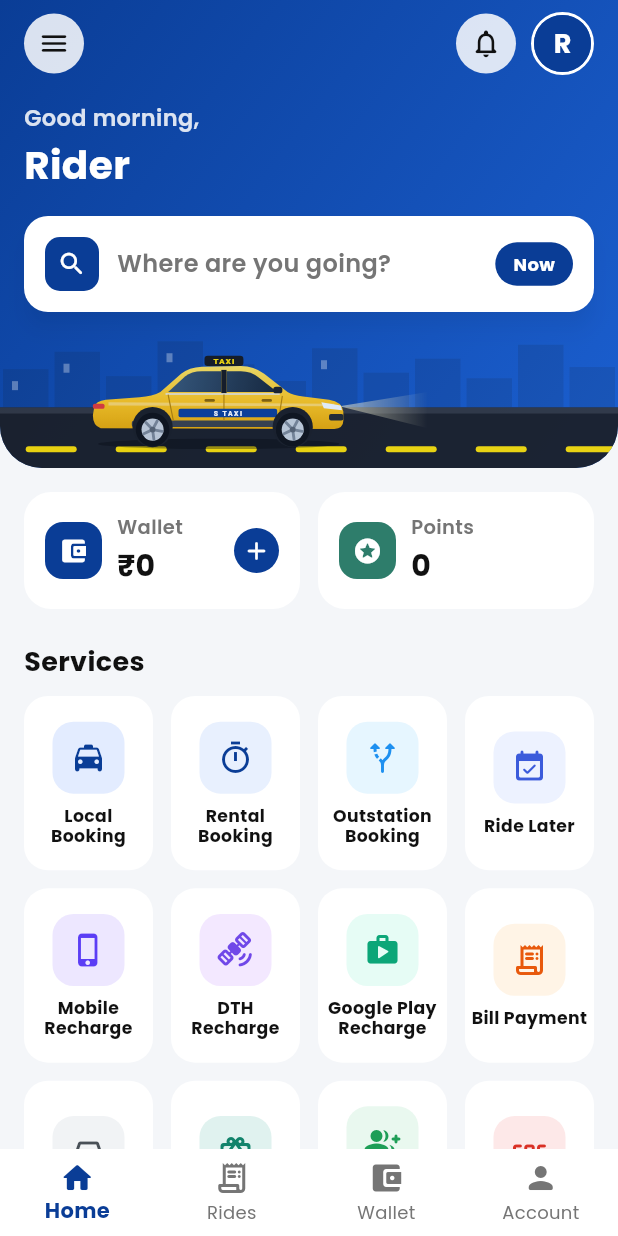
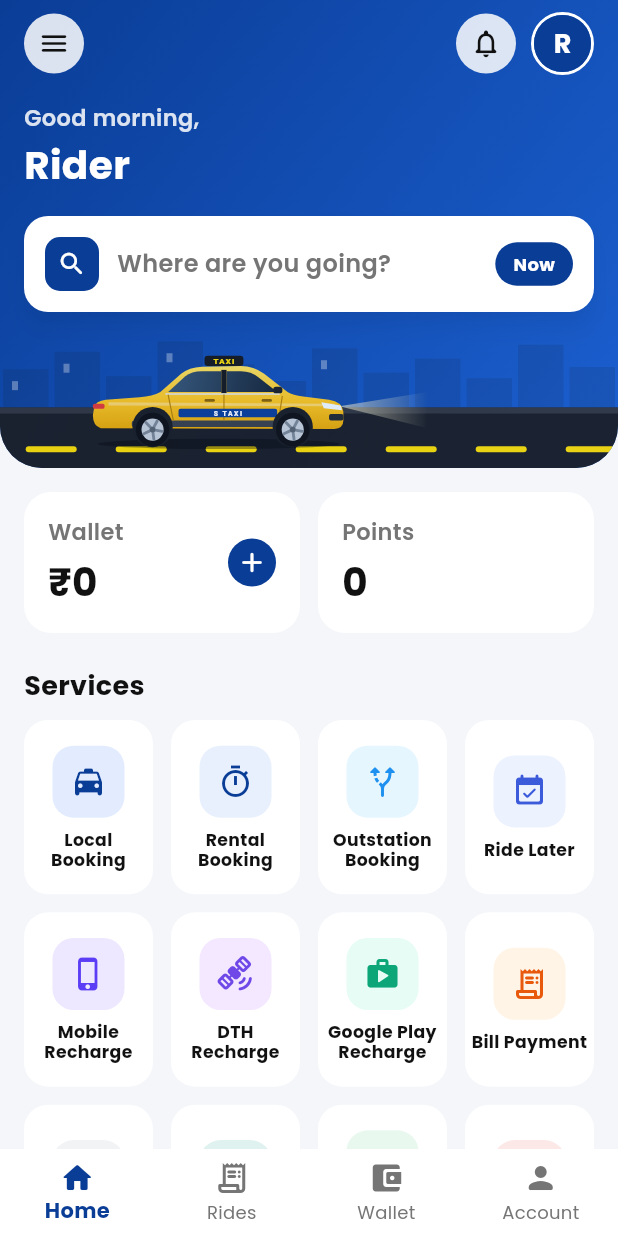
Before and after one commit to arjunpatel1/taxy-rental-rider, a Flutter app: the HomeScreen screen opened directly, on a phone screen of 412 x 824 dp. Run offline on Flutter 3.47's test engine with Material 3 defaults, Android fonts, the phone set to English and light mode, and no system bars; our stand-ins replace audioplayers, cached_network_image, cloud_firestore, connectivity_plus, country_code_picker, dotted_border and 29 more; missing offline and left inert: flutter_inappwebview, flutter_paystack, flutter_paytabs_bridge, flutter_stripe, flutterwave_standard_smart and 7 more; accounts and stored records are empty; generated files the repository leaves out were written again; network calls fail; statements that could not run were skipped.

Commit message:
Show the balance after each wallet entry; simpler home cards
The wallet list showed only the amount moved, so the running balance
could not be followed. The API already returns it per entry.

The home wallet and points cards lose the coloured icon block and give
the amount the full width at a larger size.

Co-Authored-By: Claude Opus 5 <noreply@anthropic.com>

```diff
--- a/lib/screens/HomeScreen.dart
+++ b/lib/screens/HomeScreen.dart
@@ -323,8 +323,8 @@ class HomeScreenState extends State<HomeScreen> {
               iconBg: brandBlue,
               label: 'Wallet',
               value: isLoading
-                  ? Text('...', style: TextStyle(color: brandBlack, fontSize: 20, fontWeight: FontWeight.w800))
-                  : Text('$currencySymbol${walletBalance.toStringAsFixed(walletBalance % 1 == 0 ? 0 : 2)}', maxLines: 1, style: TextStyle(color: brandBlack, fontSize: 20, fontWeight: FontWeight.w800)),
+                  ? Text('...', style: TextStyle(color: brandBlack, fontSize: 26, fontWeight: FontWeight.w800))
+                  : Text('$currencySymbol${walletBalance.toStringAsFixed(walletBalance % 1 == 0 ? 0 : 2)}', maxLines: 1, style: TextStyle(color: brandBlack, fontSize: 26, fontWeight: FontWeight.w800)),
               trailing: 'Add',
               onTap: () => _open(WalletTopupScreen(currentBalance: walletBalance)),
             ),
@@ -335,7 +335,7 @@ class HomeScreenState extends State<HomeScreen> {
               icon: Icons.stars_rounded,
               iconBg: Color(0xFF2E7D6B),
               label: 'Points',
-              value: Text(isLoading ? '...' : '${coins.toInt()}', style: TextStyle(color: brandBlack, fontSize: 20, fontWeight: FontWeight.w800)),
+              value: Text(isLoading ? '...' : '${coins.toInt()}', style: TextStyle(color: brandBlack, fontSize: 26, fontWeight: FontWeight.w800)),
               onTap: () => _open(CoinWalletListScreen()),
             ),
           ),
@@ -344,6 +344,8 @@ class HomeScreenState extends State<HomeScreen> {
     );
   }
 
+  /// Label over a large amount, with a plain "+" when the card can be topped up.
+  /// The coloured icon block was dropped so the amount gets the whole width.
   Widget _statCard({required IconData icon, required Color iconBg, required String label, required Widget value, required VoidCallback onTap, String? trailing}) {
     return Material(
       color: Colors.white,
@@ -352,36 +354,34 @@ class HomeScreenState extends State<HomeScreen> {
         borderRadius: BorderRadius.circular(18),
         onTap: onTap,
         child: Padding(
-          padding: EdgeInsets.all(14),
+          padding: EdgeInsets.all(16),
           child: Row(
             children: [
-              Container(
-                padding: EdgeInsets.all(9),
-                decoration: BoxDecoration(color: iconBg, borderRadius: BorderRadius.circular(12)),
-                child: Icon(icon, color: Colors.white, size: 20),
-              ),
-              SizedBox(width: 10),
               Expanded(
                 child: Column(
                   crossAxisAlignment: CrossAxisAlignment.start,
                   children: [
-                    Text(label, maxLines: 1, overflow: TextOverflow.ellipsis, style: TextStyle(color: textSecondaryColor, fontSize: 13, fontWeight: FontWeight.w600)),
-                    SizedBox(height: 2),
+                    Text(label,
+                        maxLines: 1,
+                        overflow: TextOverflow.ellipsis,
+                        style: TextStyle(color: textSecondaryColor, fontSize: 15, fontWeight: FontWeight.w600)),
+                    SizedBox(height: 4),
                     FittedBox(fit: BoxFit.scaleDown, alignment: Alignment.centerLeft, child: value),
                   ],
                 ),
               ),
-              if (trailing != null)
-                // compact round "+" so the label and amount keep the full width
+              if (trailing != null) ...[
+                SizedBox(width: 8),
                 Tooltip(
                   message: trailing,
                   child: Container(
-                    width: 30,
-                    height: 30,
+                    width: 32,
+                    height: 32,
                     decoration: BoxDecoration(color: brandBlue, shape: BoxShape.circle),
-                    child: Icon(Icons.add_rounded, color: Colors.white, size: 20),
+                    child: Icon(Icons.add_rounded, color: Colors.white, size: 22),
                   ),
                 ),
+              ],
             ],
           ),
         ),
--- a/lib/screens/WalletScreen.dart
+++ b/lib/screens/WalletScreen.dart
@@ -217,7 +217,12 @@ class WalletScreenState extends State<WalletScreen> {
                                       ],
                                     ),
                                   ),
+                                  Column(
+                                    crossAxisAlignment: CrossAxisAlignment.end,
+                                    mainAxisSize: MainAxisSize.min,
+                                    children: [
                                       Row(
+                                        mainAxisSize: MainAxisSize.min,
                                         children: [
                                           Text("${data.type == CREDIT ? "+" : "-"}",
                                               style: boldTextStyle(
@@ -231,7 +236,17 @@ class WalletScreenState extends State<WalletScreen> {
                                                   ? Colors.green
                                                   : Colors.red,
                                               weight: FontWeight.bold),
-
+                                        ],
+                                      ),
+                                      // Balance left after this transaction, so the
+                                      // running total can be followed down the list.
+                                      if (data.balance != null) ...[
+                                        SizedBox(height: 2),
+                                        Text(
+                                          'Bal ${appStore.currencyCode}${data.balance!.toStringAsFixed(digitAfterDecimal)}',
+                                          style: secondaryTextStyle(size: 11),
+                                        ),
+                                      ],
                                     ],
                                   ),
                                 ],
```
Lines whose indentation alone changed are shown as unchanged.
